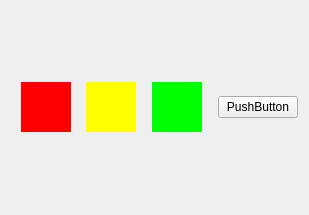
Above: TrafficlightsDemo/widget.ui from LeoLei8060/QtStateMachineDemo before the change. Below: the same form after it.
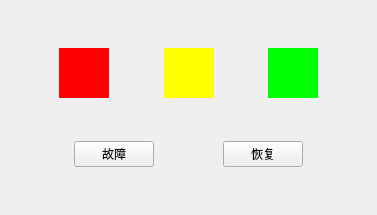
That is the form after the change.

Commit message: 历史状态

```diff
--- a/TrafficlightsDemo/widget.ui
+++ b/TrafficlightsDemo/widget.ui
@@ -6,13 +6,15 @@
    <rect>
     <x>0</x>
     <y>0</y>
-    <width>309</width>
+    <width>377</width>
     <height>215</height>
    </rect>
   </property>
   <property name="windowTitle">
    <string>Widget</string>
   </property>
+  <layout class="QVBoxLayout" name="verticalLayout">
+   <item>
   <layout class="QHBoxLayout" name="horizontalLayout">
    <item>
     <spacer name="horizontalSpacer_3">
@@ -117,12 +119,64 @@
      </property>
     </spacer>
    </item>
+    </layout>
+   </item>
+   <item>
+    <layout class="QHBoxLayout" name="horizontalLayout_2">
+     <item>
+      <spacer name="horizontalSpacer_2">
+       <property name="orientation">
+        <enum>Qt::Horizontal</enum>
+       </property>
+       <property name="sizeHint" stdset="0">
+        <size>
+         <width>40</width>
+         <height>20</height>
+        </size>
+       </property>
+      </spacer>
+     </item>
    <item>
     <widget class="QPushButton" name="button">
      <property name="text">
-      <string>PushButton</string>
-     </property>
-    </widget>
+        <string>故障</string>
+       </property>
+      </widget>
+     </item>
+     <item>
+      <spacer name="horizontalSpacer_6">
+       <property name="orientation">
+        <enum>Qt::Horizontal</enum>
+       </property>
+       <property name="sizeHint" stdset="0">
+        <size>
+         <width>40</width>
+         <height>20</height>
+        </size>
+       </property>
+      </spacer>
+     </item>
+     <item>
+      <widget class="QPushButton" name="button2">
+       <property name="text">
+        <string>恢复</string>
+       </property>
+      </widget>
+     </item>
+     <item>
+      <spacer name="horizontalSpacer_7">
+       <property name="orientation">
+        <enum>Qt::Horizontal</enum>
+       </property>
+       <property name="sizeHint" stdset="0">
+        <size>
+         <width>40</width>
+         <height>20</height>
+        </size>
+       </property>
+      </spacer>
+     </item>
+    </layout>
    </item>
   </layout>
  </widget>
```
Lines whose indentation alone changed are shown as unchanged. The commit also changes 1 other file.
